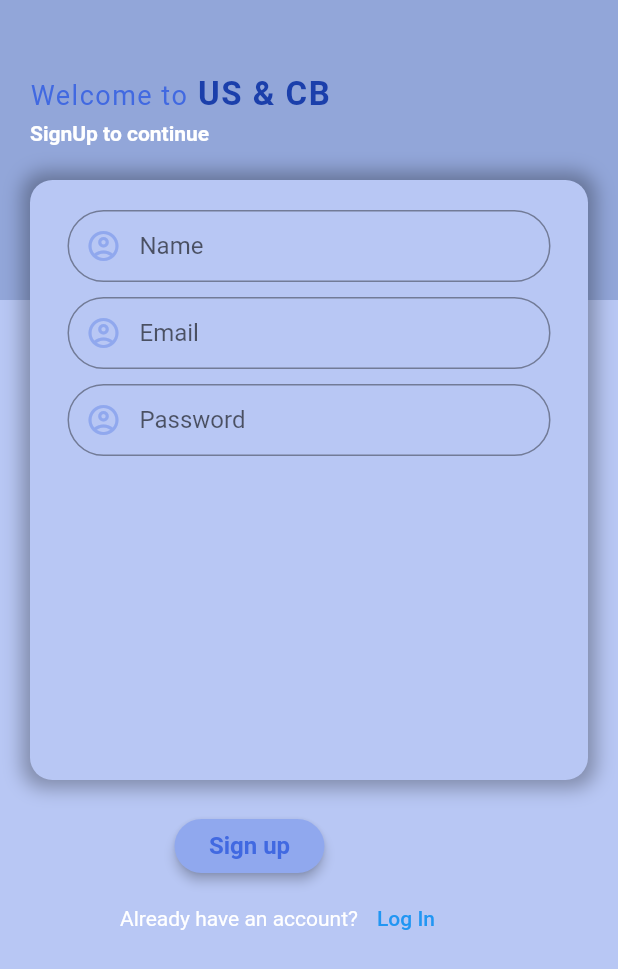
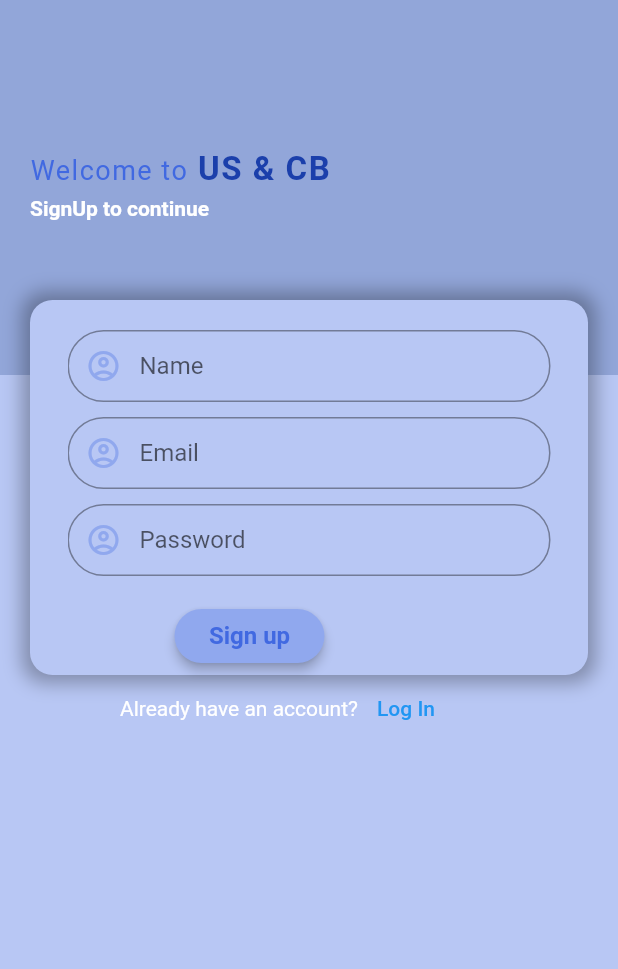
Before and after one commit to Tuqeer-meer-code/flutter_copied, a Flutter app: the loginScreen screen opened by its route, after a tap on "LogIn", after a tap on "Sign Up", on a phone screen of 412 x 824 dp. Shown: the top 969 px of the screen. Run offline on Flutter 3.47's test engine with Material 2 defaults, Android fonts, the phone set to English and light mode, and no system bars.

```diff
--- a/lib/Logins/login.dart
+++ b/lib/Logins/login.dart
@@ -1,6 +1,7 @@
 import 'package:flutter/material.dart';
 import 'package:flutter/services.dart';
 import 'package:uscb/Routes/MyRoutes.dart';
+import 'package:uscb/db/loginDB.dart';
 import '../screens/pallete.dart';
 class loginScreen extends StatefulWidget {
   @override
@@ -123,6 +124,7 @@ class _loginScreenState extends State<loginScreen> {
                                   return "Required";
                                 }
                               },
+
                               obscureText: true,
                               obscuringCharacter: '*',
                               decoration: InputDecoration(
@@ -169,6 +171,12 @@ class _loginScreenState extends State<loginScreen> {
 
                       onPressed: (){
                         if (_formkey.currentState.validate()) {
+                          LoginDB(
+                            email: emailcon.text,
+                            password: passwordcon.text
+                          ).login().then((value){
+                            print("Login Status $value");
+                          });
                           Navigator.pushNamed(context, MyRoutes.MainScreen);
                         }}),
                 )
--- a/lib/Logins/signup.dart
+++ b/lib/Logins/signup.dart
@@ -26,9 +26,9 @@ class _signupScreenState extends State<signupScreen> {
               right: 0,
               left: 0,
               child: Container(
-                height: 200,
+                height: 250,
                 child: Container(
-                  padding: EdgeInsets.only(top: 50, left: 20),
+                  padding: EdgeInsets.only(top: 100, left: 20),
                   color: Color(0xff3b5999).withOpacity(.30),
                   child: Column(
                     crossAxisAlignment: CrossAxisAlignment.start,
@@ -62,10 +62,10 @@ class _signupScreenState extends State<signupScreen> {
                 ),
               )),
           Positioned(
-              top: 120,
+              top: 200,
               child: Container(
                   padding: EdgeInsets.only(top: 10, left: 10, right: 10),
-                  height: 400,
+                  height: 250,
                   width: MediaQuery.of(context).size.width - 40,
                   margin: EdgeInsets.symmetric(horizontal: 20),
                   decoration: BoxDecoration(
@@ -111,7 +111,7 @@ class _signupScreenState extends State<signupScreen> {
                     ),
                   ))),
           Positioned(
-            top: 530,
+            top: 390,
             left: 30,
             child: SingleChildScrollView(
               child: Column(
--- a/lib/api/api.dart
+++ b/lib/api/api.dart
@@ -1,5 +1,5 @@
 class Api{
   static const  String api= "http://192.168.0.110";
-  static const  String login_API="$api/";
+  static const  String login_API="$api/dashboard/myfolder/login.php";
   static const  String signup_API="$api/dashboard/myfolder/register.php";
 }
--- a/lib/db/signUpDb.dart
+++ b/lib/db/signUpDb.dart
@@ -26,7 +26,7 @@ Future<String>  register()async{
       return "Error";
     }
   }catch(e){
-    return "ERROR IN REGISTER FUNCTION ==> $e";;
+    return "ERROR $e";;
   }
 }
 
```
Also changed, not shown: lib/db/loginDB.dart (added, +29 -0 lines).
